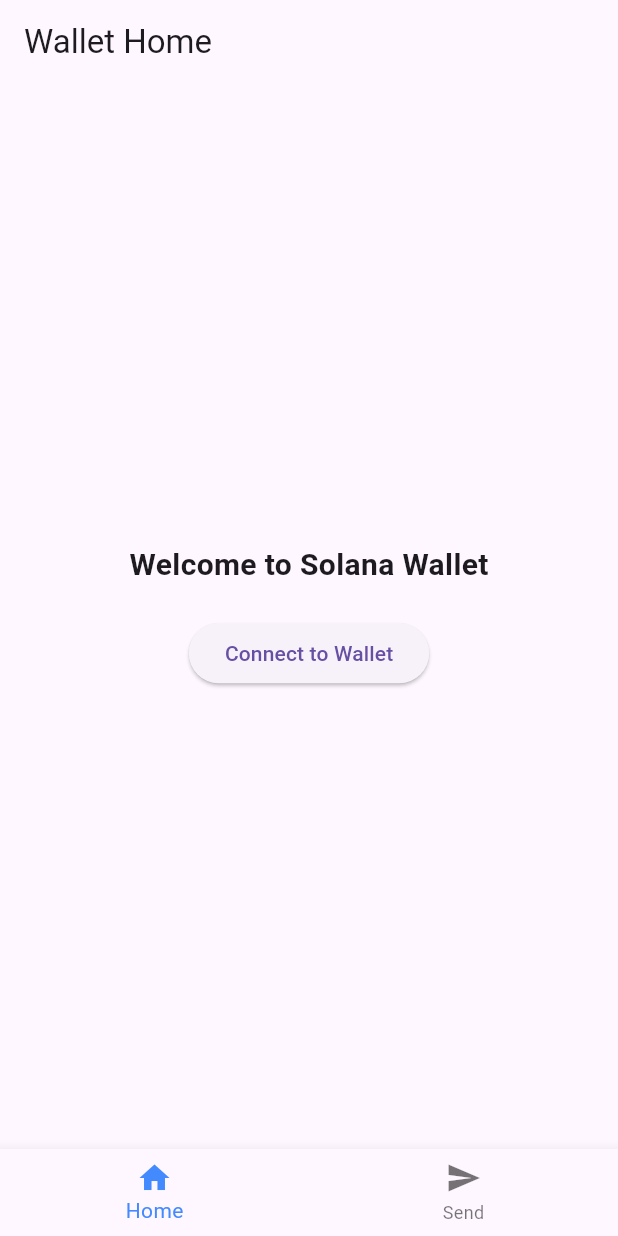
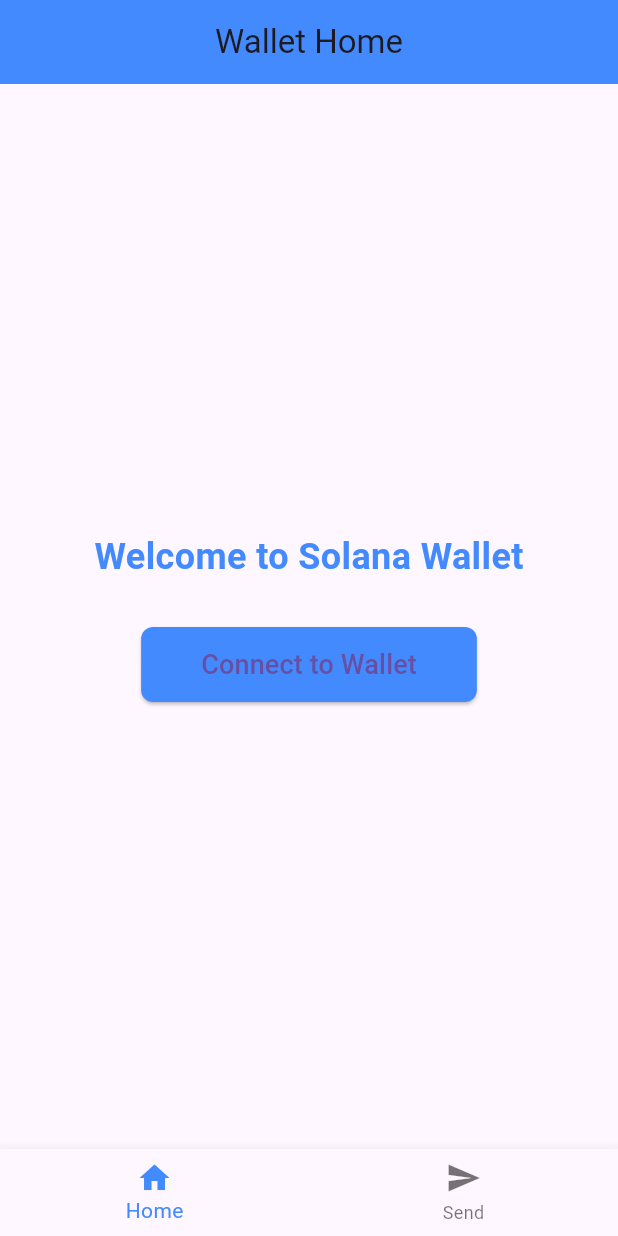
Before and after one commit to emfarih/learn_solana, a Flutter app: the screen it shows after launch, on a phone screen of 412 x 824 dp. Run offline on Flutter 3.47's test engine with Material 3 defaults, Android fonts, the phone set to English and light mode, and no system bars; missing offline and left inert: solana_wallet_adapter, solana_web3.

Commit message:
beautify 2 screens

```diff
--- a/02_tokens_and_nfts/06_token_and_nft/lib/home_screen.dart
+++ b/02_tokens_and_nfts/06_token_and_nft/lib/home_screen.dart
@@ -12,32 +12,87 @@ class HomeScreen extends StatelessWidget {
     return Scaffold(
       appBar: AppBar(
         title: const Text('Wallet Home'),
+        backgroundColor: Colors.blueAccent,
+        centerTitle: true,
       ),
       body: Center(
         child: Padding(
-          padding: const EdgeInsets.all(16.0),
+          padding: const EdgeInsets.all(24.0),
           child: Column(
             mainAxisAlignment: MainAxisAlignment.center,
+            crossAxisAlignment: CrossAxisAlignment.center,
             children: [
               const Text(
                 'Welcome to Solana Wallet',
-                style: TextStyle(fontSize: 20, fontWeight: FontWeight.bold),
+                style: TextStyle(
+                  fontSize: 24,
+                  fontWeight: FontWeight.bold,
+                  color: Colors.blueAccent,
                 ),
-              const SizedBox(height: 20),
-              // If the wallet is connected, show the wallet address, else show the button
+              ),
+              const SizedBox(height: 30),
               walletProvider.isConnected
                   ? Column(
                       children: [
+                        Container(
+                          padding: const EdgeInsets.all(16),
+                          decoration: BoxDecoration(
+                            color: Colors.blue.shade50,
+                            borderRadius: BorderRadius.circular(12),
+                            boxShadow: [
+                              BoxShadow(
+                                color: Colors.black26,
+                                offset: Offset(0, 4),
+                                blurRadius: 6,
+                              ),
+                            ],
+                          ),
+                          child: Column(
+                            children: [
                               Text(
-                          'Connected Wallet: ${walletProvider.wallet?.toBase58() ?? ''}',
-                          style: const TextStyle(fontSize: 16),
+                                'Connected Wallet:',
+                                style: const TextStyle(
+                                  fontSize: 16,
+                                  fontWeight: FontWeight.w600,
+                                  color: Colors.blueAccent,
+                                ),
+                              ),
+                              const SizedBox(height: 10),
+                              Text(
+                                walletProvider.wallet?.toBase58() ?? '',
+                                style: const TextStyle(
+                                  fontSize: 14,
+                                  fontStyle: FontStyle.italic,
+                                  color: Colors.blueGrey,
+                                ),
+                              ),
+                              const SizedBox(height: 20),
+                              Text(
+                                'Balance: ${walletProvider.balance ?? 'Loading...'} SOL',
+                                style: const TextStyle(
+                                  fontSize: 16,
+                                  fontWeight: FontWeight.w500,
+                                  color: Colors.green,
+                                ),
                               ),
                               const SizedBox(height: 20),
                               ElevatedButton(
                                 onPressed: () {
                                   walletProvider.disconnectWallet();
                                 },
+                                style: ElevatedButton.styleFrom(
+                                  backgroundColor: Colors
+                                      .redAccent, // Replaced 'primary' with 'backgroundColor'
+                                  padding: const EdgeInsets.symmetric(
+                                      horizontal: 20, vertical: 10),
+                                  shape: RoundedRectangleBorder(
+                                    borderRadius: BorderRadius.circular(8),
+                                  ),
+                                ),
                                 child: const Text('Disconnect Wallet'),
+                              ),
+                            ],
+                          ),
                         ),
                       ],
                     )
@@ -45,7 +100,19 @@ class HomeScreen extends StatelessWidget {
                       onPressed: () {
                         walletProvider.connectToWallet();
                       },
-                      child: const Text('Connect to Wallet'),
+                      style: ElevatedButton.styleFrom(
+                        backgroundColor: Colors
+                            .blueAccent, // Replaced 'primary' with 'backgroundColor'
+                        padding: const EdgeInsets.symmetric(
+                            horizontal: 40, vertical: 12),
+                        shape: RoundedRectangleBorder(
+                          borderRadius: BorderRadius.circular(8),
+                        ),
+                      ),
+                      child: const Text(
+                        'Connect to Wallet',
+                        style: TextStyle(fontSize: 18),
+                      ),
                     ),
             ],
           ),
```
Also changed, not shown: 02_tokens_and_nfts/06_token_and_nft/lib/send_screen.dart (+42 -17 lines). Lines whose indentation alone changed are shown as unchanged.
